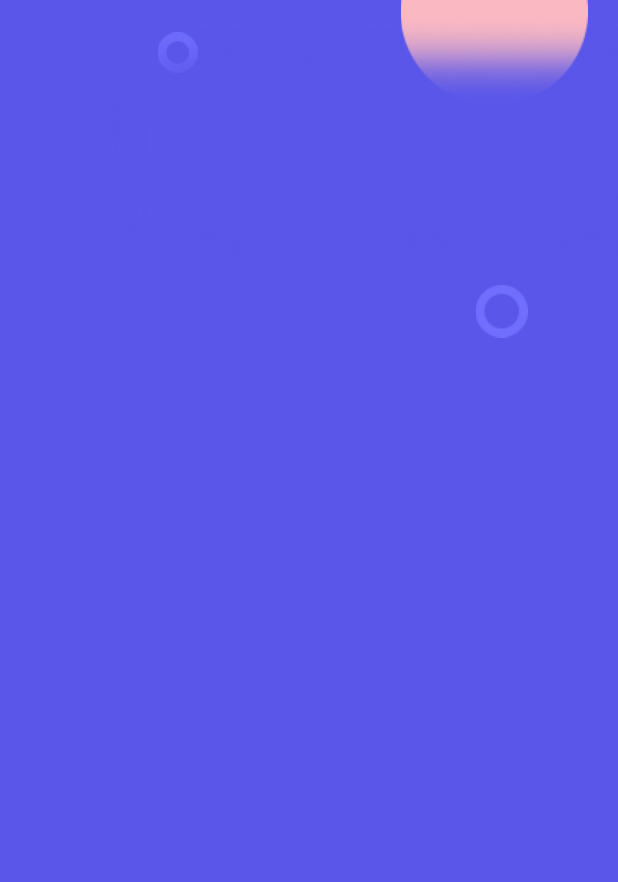
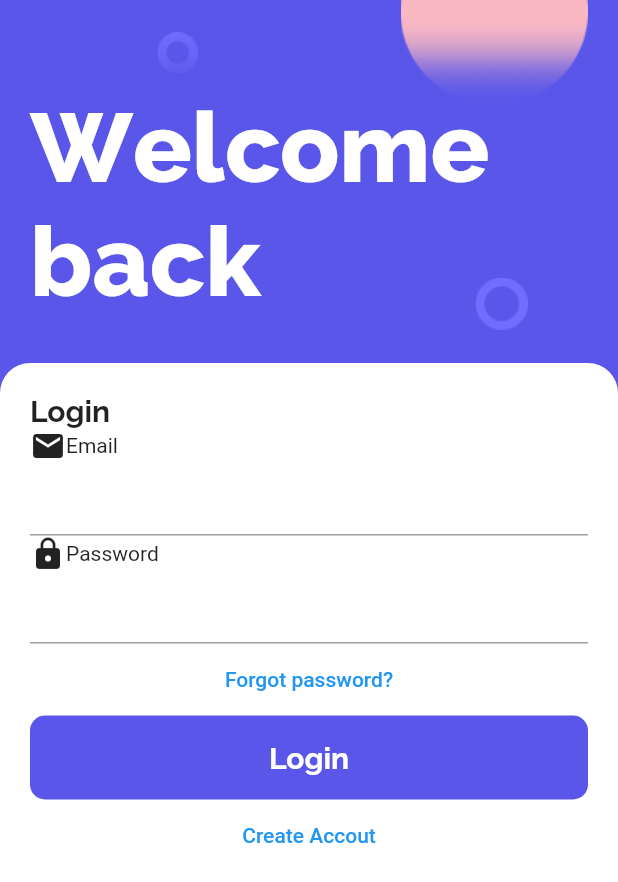
Before and after one commit to muaazshoaib/tech_ecommerce_app, a Flutter app: the screen it shows after launch, on a phone screen of 412 x 824 dp. Shown: the top 882 px of the screen. Run offline on Flutter 3.47's test engine with Material 2 defaults, Android fonts, the phone set to English and light mode, and no system bars.

Commit message:
basic login screen created

```diff
--- a/lib/components/login_screen_background_design.dart
+++ b/lib/components/login_screen_background_design.dart
@@ -28,7 +28,7 @@ class LoginScreenBackgroundDesign extends StatelessWidget {
                 ],
               ),
               const SizedBox(
-                height: 120,
+                height: 115,
               ),
               Row(
                 mainAxisAlignment: MainAxisAlignment.end,
--- /dev/null
+++ b/lib/components/title_heading_in_app_screen.dart
@@ -0,0 +1,21 @@
+import 'package:flutter/material.dart';
+
+class TitleHeadingInAppScreen extends StatelessWidget {
+  final String titleText;
+  final Color titleColor;
+
+  const TitleHeadingInAppScreen({super.key, required this.titleText, required this.titleColor});
+
+  @override
+  Widget build(BuildContext context) {
+    return Text(
+      titleText,
+      textAlign: TextAlign.left,
+      style: TextStyle(
+        fontSize: 65.0,
+        color: titleColor,
+        fontFamily: 'Raleway ExtraBold',
+      ),
+    );
+  }
+}
--- a/lib/main.dart
+++ b/lib/main.dart
@@ -1,6 +1,6 @@
 import 'package:flutter/material.dart';
 import 'package:tech_ecommerce_app/screens/login_screen.dart';
-import 'package:tech_ecommerce_app/screens/splash_screen.dart';
+// import 'package:tech_ecommerce_app/screens/splash_screen.dart';
 
 void main() {
   runApp(const EcommerceApp());
@@ -15,6 +15,7 @@ class EcommerceApp extends StatelessWidget {
       debugShowCheckedModeBanner: false,
       title: 'Tech Ecommerce App',
       home: LoginScreen(),
+      // home: SplashScreen(),
     );
   }
 }
--- a/lib/screens/login_screen.dart
+++ b/lib/screens/login_screen.dart
@@ -1,6 +1,7 @@
 import 'package:flutter/material.dart';
 import 'package:tech_ecommerce_app/colors.dart';
 import 'package:tech_ecommerce_app/components/login_screen_background_design.dart';
+import 'package:tech_ecommerce_app/components/title_heading_in_app_screen.dart';
 
 class LoginScreen extends StatelessWidget {
   const LoginScreen({Key? key}) : super(key: key);
@@ -11,8 +12,124 @@ class LoginScreen extends StatelessWidget {
       backgroundColor: kBackgroundColor,
       body: SafeArea(
         child: Stack(
-          children: const [
-            LoginScreenBackgroundDesign(),
+          children: [
+            const LoginScreenBackgroundDesign(),
+            Column(
+              children: [
+                const Padding(
+                  padding: EdgeInsets.only(
+                    top: 60,
+                    left: 20,
+                    right: 20,
+                    bottom: 30,
+                  ),
+                  child: TitleHeadingInAppScreen(
+                    titleText: 'Welcome back',
+                    titleColor: Colors.white,
+                  ),
+                ),
+                Expanded(
+                  child: Container(
+                    height: double.infinity,
+                    width: double.infinity,
+                    decoration: const BoxDecoration(
+                      color: Colors.white,
+                      borderRadius: BorderRadius.only(
+                        topLeft: Radius.circular(20),
+                        topRight: Radius.circular(20),
+                      ),
+                    ),
+                    child: Padding(
+                      padding: const EdgeInsets.all(20.0),
+                      child: ListView(
+                        children: [
+                          const Text(
+                            'Login',
+                            style: TextStyle(
+                              fontFamily: 'Raleway Bold',
+                              fontSize: 20,
+                            ),
+                          ),
+                          Column(
+                            children: [
+                              Column(
+                                children: [
+                                  Row(
+                                    children: const [
+                                      Icon(
+                                        Icons.email,
+                                      ),
+                                      Text('Email')
+                                    ],
+                                  ),
+                                  const TextField(),
+                                ],
+                              ),
+                              Column(
+                                children: [
+                                  Row(
+                                    children: const [
+                                      Icon(
+                                        Icons.lock,
+                                      ),
+                                      Text('Password')
+                                    ],
+                                  ),
+                                  const TextField(),
+                                ],
+                              ),
+                              TextButton(
+                                onPressed: () {},
+                                child: const Text(
+                                  'Forgot password?',
+                                ),
+                              ),
+                              TextButton(
+                                style: ButtonStyle(
+                                  backgroundColor:
+                                      MaterialStateProperty.all<Color>(
+                                          const Color(0xFF5956E9)),
+                                  shape: MaterialStateProperty.all<
+                                      RoundedRectangleBorder>(
+                                    const RoundedRectangleBorder(
+                                      borderRadius: BorderRadius.all(
+                                        Radius.circular(
+                                          10,
+                                        ),
+                                      ),
+                                    ),
+                                  ),
+                                ),
+                                onPressed: () {},
+                                child: const SizedBox(
+                                  height: 40,
+                                  width: double.infinity,
+                                  child: Center(
+                                    child: Text(
+                                      'Login',
+                                      textAlign: TextAlign.center,
+                                      style: TextStyle(
+                                        fontSize: 20.0,
+                                        color: Colors.white,
+                                        fontFamily: 'Raleway Bold',
+                                      ),
+                                    ),
+                                  ),
+                                ),
+                              ),
+                              TextButton(
+                                onPressed: () {},
+                                child: const Text('Create Accout'),
+                              ),
+                            ],
+                          ),
+                        ],
+                      ),
+                    ),
+                  ),
+                ),
+              ],
+            ),
           ],
         ),
       ),
--- a/lib/screens/splash_screen.dart
+++ b/lib/screens/splash_screen.dart
@@ -1,6 +1,7 @@
 import 'package:flutter/material.dart';
 import 'package:tech_ecommerce_app/colors.dart';
 import 'package:tech_ecommerce_app/components/splash_screen_background_design.dart';
+import 'package:tech_ecommerce_app/components/title_heading_in_app_screen.dart';
 
 class SplashScreen extends StatelessWidget {
   const SplashScreen({Key? key}) : super(key: key);
@@ -18,17 +19,7 @@ class SplashScreen extends StatelessWidget {
               child: Column(
                 mainAxisAlignment: MainAxisAlignment.spaceBetween,
                 children: [
-                  const Flexible(
-                    child: Text(
-                      'Find your Gadget',
-                      textAlign: TextAlign.left,
-                      style: TextStyle(
-                        fontSize: 65.0,
-                        color: Colors.white,
-                        fontFamily: 'Raleway ExtraBold',
-                      ),
-                    ),
-                  ),
+                  const TitleHeadingInAppScreen(titleText: 'Find your Gadget', titleColor: Colors.white,),
                   Flexible(
                     child: TextButton(
                       style: ButtonStyle(
```
